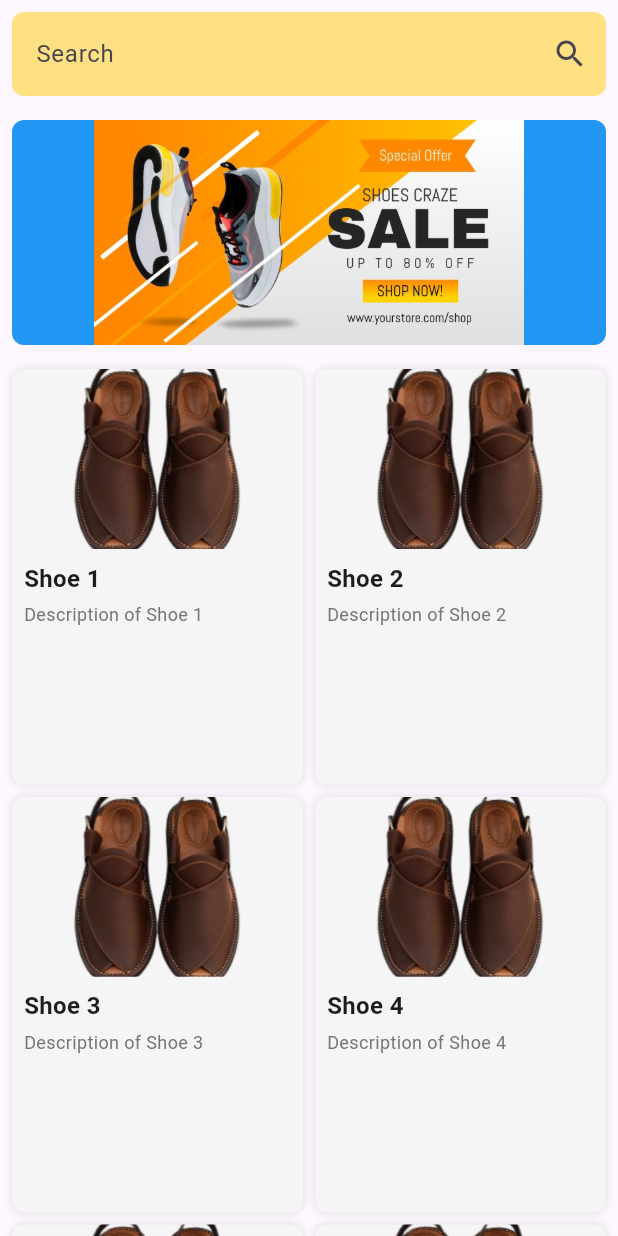
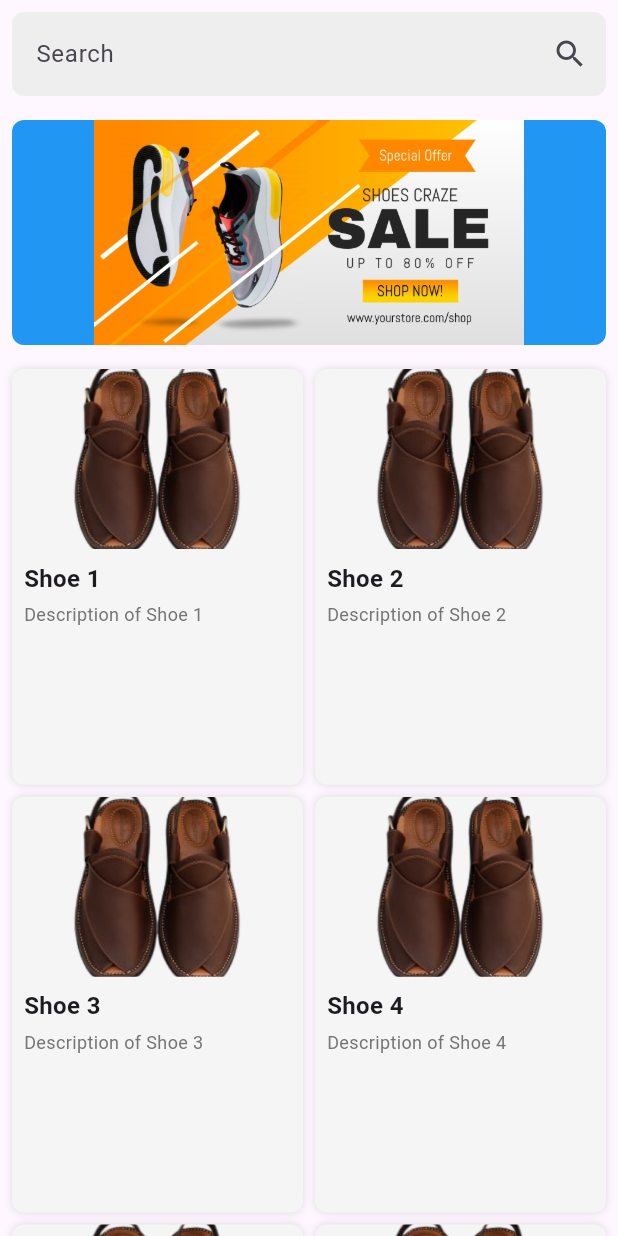
Before and after one commit to Brinda777/walkwise, a Flutter app: the MyHomePage screen opened directly, on a phone screen of 412 x 824 dp. Run offline on Flutter 3.47's test engine with Material 3 defaults, Android fonts, the phone set to English and light mode, and no system bars; our stand-ins replace cached_network_image.

Commit message:
Colors change

```diff
--- a/lib/screen/homepage.dart
+++ b/lib/screen/homepage.dart
@@ -44,7 +44,7 @@ class _MyHomePageState extends State<MyHomePage> {
                       borderSide: BorderSide.none,
                     ),
                     filled: true,
-                    fillColor: Colors.amber[200],
+                    fillColor: Colors.grey[200],
                   ),
                 ),
               ),
```
